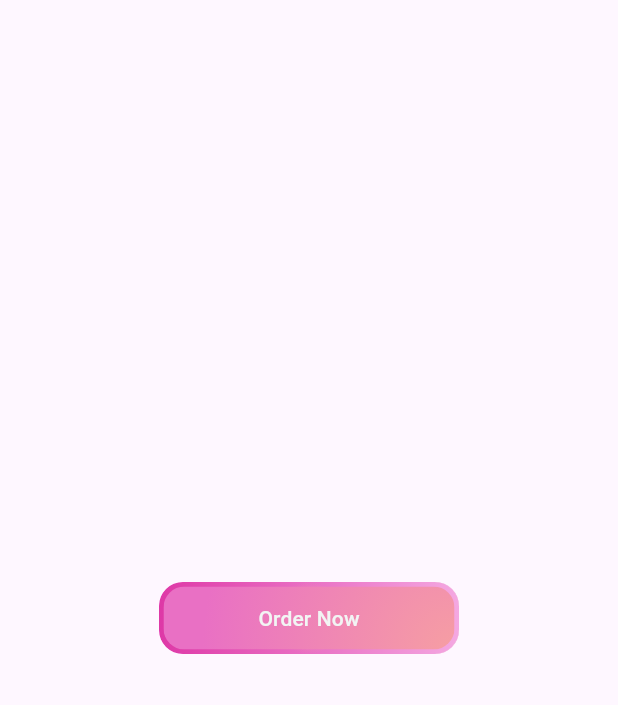
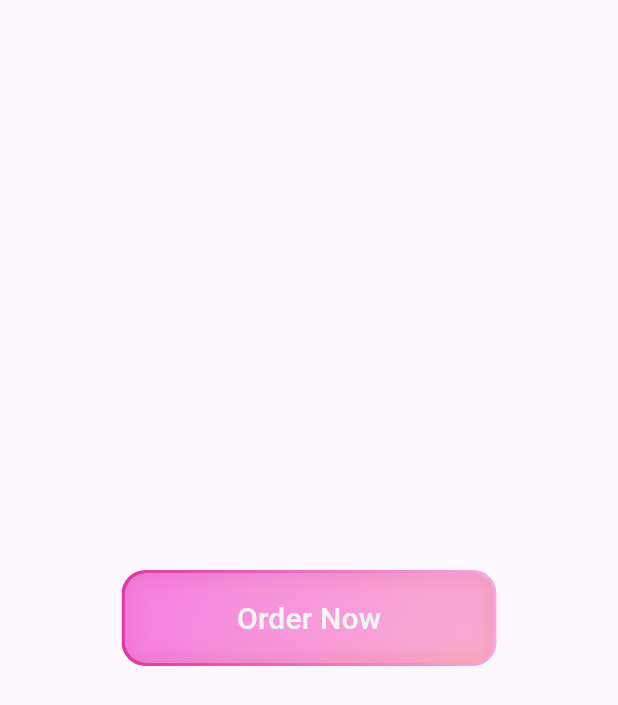
Before and after one commit to dschrubba/snackish, a Flutter app: the screen it shows after launch, on a phone screen of 412 x 824 dp. Shown: the top 705 px of the screen. Run offline on Flutter 3.47's test engine with Material 3 defaults, Android fonts, the phone set to English and light mode, and no system bars.

Commit message:
Implemented BlendMask, finished OrderButton

```diff
--- /dev/null
+++ b/lib/common/blendmask.dart
@@ -0,0 +1,45 @@
+import 'package:flutter/rendering.dart';
+import 'package:flutter/widgets.dart';
+
+class BlendMask extends SingleChildRenderObjectWidget {
+  final BlendMode blendMode;
+  final double opacity;
+
+  BlendMask({
+    required this.blendMode,
+    this.opacity = 1.0,
+    Key? key,
+    Widget? child,
+  }) : super(key: key, child: child);
+
+  @override
+  RenderObject createRenderObject(context) {
+    return RenderBlendMask(blendMode, opacity);
+  }
+
+  @override
+  void updateRenderObject(BuildContext context, RenderBlendMask renderObject) {
+    renderObject.blendMode = blendMode;
+    renderObject.opacity = opacity;
+  }
+}
+
+class RenderBlendMask extends RenderProxyBox {
+  BlendMode blendMode;
+  double opacity;
+
+  RenderBlendMask(this.blendMode, this.opacity);
+
+  @override
+  void paint(context, offset) {
+    context.canvas.saveLayer(
+        offset & size,
+        Paint()
+          ..blendMode = blendMode
+          ..color = Color.fromARGB((opacity * 255).round(), 255, 255, 255));
+
+    super.paint(context, offset);
+
+    context.canvas.restore();
+  }
+}
--- a/lib/features/order_button/presentation/order_button.dart
+++ b/lib/features/order_button/presentation/order_button.dart
@@ -1,20 +1,43 @@
 import 'package:flutter/material.dart';
+import 'package:jp_app/common/blendmask.dart';
 import 'package:jp_app/themes/colors.dart';
+import 'package:jp_app/themes/styles.dart';
 
 class OrderButton extends StatelessWidget {
+  static const double borderRadius = 16;
+  static const double borderWidth = 2;
+
+  static const BoxShadow innerShadowA = BoxShadow(
+    offset: Offset(0, -3),
+    blurStyle: BlurStyle.inner,
+    color: SnackishColors.orderNowBtnInnerShadowA,
+    blurRadius: 24,
+  );
+
+  static const BoxShadow innerShadowB = BoxShadow(
+    offset: Offset(0, 0),
+    blurStyle: BlurStyle.inner,
+    color: SnackishColors.orderNowBtnInnerShadowB,
+    blurRadius: 15,
+  );
+
+  final double maxWidth;
   final String buttonText;
 
-  const OrderButton({super.key, this.buttonText = "Order Now"});
+  const OrderButton({
+    super.key,
+    this.buttonText = "Order Now",
+    this.maxWidth = 250,
+  });
 
   @override
   Widget build(BuildContext context) {
-    return SizedBox(
-      width: 200,
-      height: 48,
+    return ConstrainedBox(
+      constraints: BoxConstraints(maxHeight: 64, maxWidth: maxWidth),
       child: Stack(
         children: [
           ClipRRect(
-            borderRadius: BorderRadiusGeometry.circular(16),
+            borderRadius: BorderRadiusGeometry.circular(borderRadius),
             child: Container(
               decoration: BoxDecoration(
                 gradient: RadialGradient(
@@ -27,7 +50,7 @@ class OrderButton extends StatelessWidget {
             ),
           ),
           ClipRRect(
-            borderRadius: BorderRadiusGeometry.circular(16),
+            borderRadius: BorderRadiusGeometry.circular(borderRadius),
             child: Container(
               decoration: BoxDecoration(
                 backgroundBlendMode: BlendMode.overlay,
@@ -41,9 +64,13 @@ class OrderButton extends StatelessWidget {
             ),
           ),
           Container(
-            padding: EdgeInsets.all(3),
+            width: double.infinity,
+            height: double.infinity,
+            padding: EdgeInsets.all(borderWidth),
             child: ClipRRect(
-              borderRadius: BorderRadiusGeometry.circular(14),
+              borderRadius: BorderRadiusGeometry.circular(
+                borderRadius - (borderWidth / 2),
+              ),
               child: Container(
                 decoration: BoxDecoration(
                   gradient: RadialGradient(
@@ -55,26 +82,44 @@ class OrderButton extends StatelessWidget {
                     ],
                   ),
                 ),
-                child: Center(
+                child: BlendMask(blendMode: BlendMode.overlay, child: Container(
+                decoration: BoxDecoration(
+                  boxShadow: [
+                    OrderButton.innerShadowA,
+                    OrderButton.innerShadowB,
+                  ],
+                ),))
+              ),
+            ),
+          ),
+          Container(
+            padding: EdgeInsets.all(borderWidth),
+            child: ClipRRect(
+              borderRadius: BorderRadiusGeometry.circular(
+                borderRadius - (borderWidth / 2),
+              ),
+              child: Center(
                   child: TextButton(
                     onPressed: () {},
                     style: ButtonStyle(
+                      minimumSize: WidgetStateProperty.all(
+                        Size(double.infinity, double.infinity),
+                      ),
                       shape: WidgetStateProperty.all(
                         RoundedRectangleBorder(
                           borderRadius: BorderRadius.circular(0),
                         ),
                       ),
-                      fixedSize: WidgetStateProperty.all(const Size(200, 48)),
+                      //fixedSize: WidgetStateProperty.all(const Size(200, 48)),
                     ),
-                    child: Text(buttonText,
-                    style: TextStyle(
-                      color: SnackishColors.textLight
-                    ),),
+                    child: Text(
+                      buttonText,
+                      style: SnackishStyles.buttonLabelLarge,
                     ),
+                  ),
                 ),
               ),
             ),
-          ),
         ],
       ),
     );
--- a/lib/themes/colors.dart
+++ b/lib/themes/colors.dart
@@ -5,23 +5,23 @@ import 'package:flutter/material.dart';
 class SnackishColors {
 
   /* */
-  static const textLight            = Color(0xFFF2F5F4);
-  static const textDark             = Color(0xFF21212D);
+  static const textLight               = Color(0xFFF2F5F4);
+  static const textDark                = Color(0xFF21212D);
 
   /* Dark Blue Gradient */
-  static const darkBlueGradientA    = Color(0xFF437F97);
-  static const darkBlueGradientB    = Color(0xFF2F2B22);
+  static const darkBlueGradientA       = Color(0xFF437F97);
+  static const darkBlueGradientB       = Color(0xFF2F2B22);
 
   /* Liquid Gradient */
-  static const liquidGradientA      = Color(0xFFE98796);
-  static const liquidGradientB      = Color(0xFF8C5BEA);
+  static const liquidGradientA         = Color(0xFFE98796);
+  static const liquidGradientB         = Color(0xFF8C5BEA);
 
   /* Order Now Button */
-  static const orderNowBtnGradientA = Color(0xFFF69EA3);
-  static const orderNowBtnGradientB = Color(0xFFE970C4);
-  static const orderNowBtnStrokeA   = Color(0x7F000000);
-  static const orderNowBtnStrokeB   = Color(0x7FFFFFFF);
-  static final Gradient orderNowBtnGradient = RadialGradient(colors:  [orderNowBtnGradientA, orderNowBtnGradientB]);
-  static final Gradient orderNowBtnStroke   = LinearGradient(colors: [orderNowBtnGradientA, orderNowBtnGradientB]);
+  static const orderNowBtnGradientA    = Color(0xFFF69EA3);
+  static const orderNowBtnGradientB    = Color(0xFFE970C4);
+  static const orderNowBtnStrokeA      = Color(0x7F000000);
+  static const orderNowBtnStrokeB      = Color(0x7FFFFFFF);
+  static const orderNowBtnInnerShadowA = Color(0x7F9375B6);
+  static const orderNowBtnInnerShadowB = Color(0x7FFFACE4);
 
 }
--- /dev/null
+++ b/lib/themes/styles.dart
@@ -0,0 +1,10 @@
+import 'package:flutter/widgets.dart';
+import 'package:jp_app/themes/colors.dart';
+
+class SnackishStyles {
+  static const buttonLabelLarge = TextStyle(
+    height: 1,
+    fontSize: 20,
+    color: SnackishColors.textLight
+  );
+}
```
